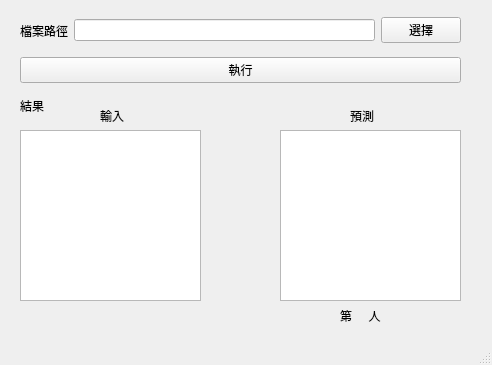
Qt form Assignment3/mainwindow.ui (410321137/ML2018_410321137) before a commit.
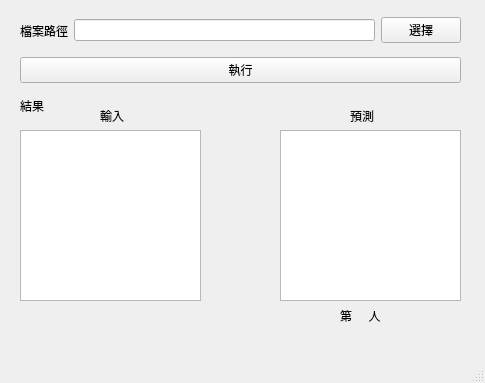
The same form after that commit.

What changed in the file:
```diff
--- a/Assignment3/mainwindow.ui
+++ b/Assignment3/mainwindow.ui
@@ -6,8 +6,8 @@
    <rect>
     <x>0</x>
     <y>0</y>
-    <width>492</width>
-    <height>365</height>
+    <width>485</width>
+    <height>383</height>
    </rect>
   </property>
   <property name="windowTitle">
```
Left out of the diff: 15 changed lines with no effect on the pictures.
